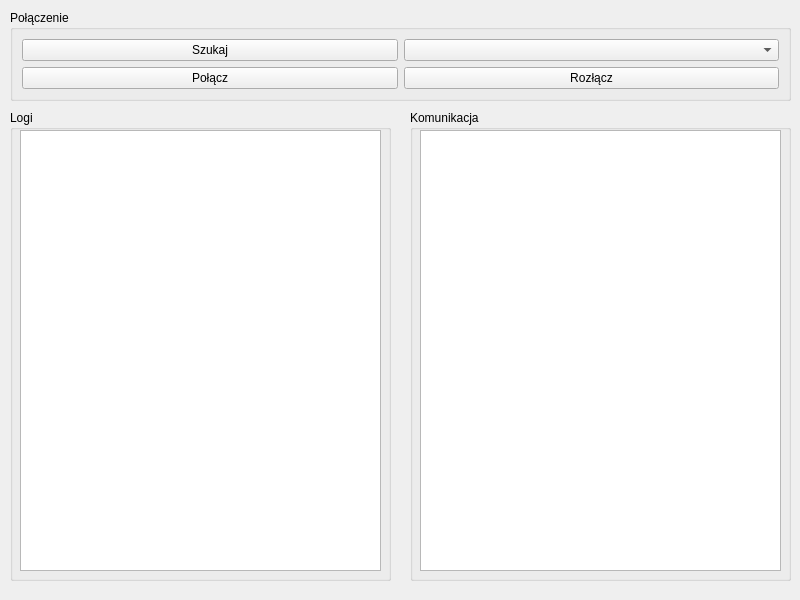
This is mainwindow.ui in MichalDolharz/Ambient-Sensors-Platform as Qt 5 draws it before an edit. The edited form follows.
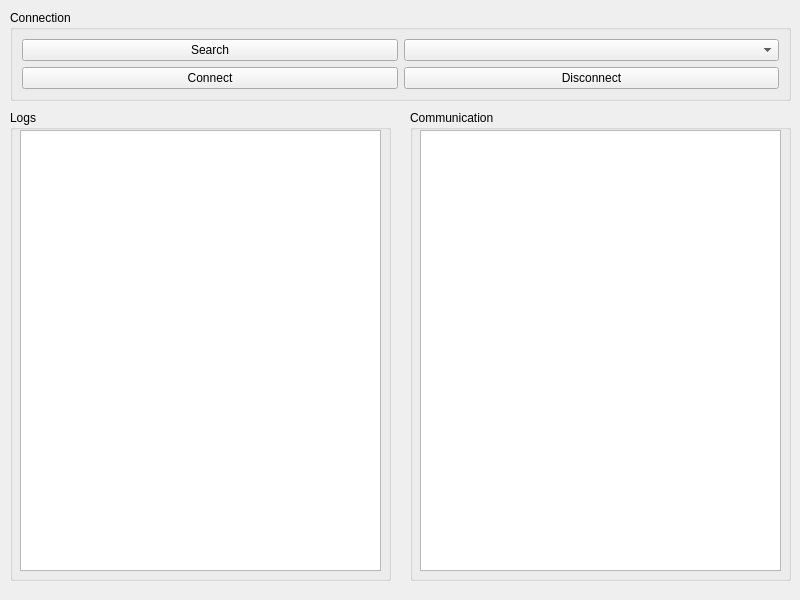
This is the edited form.

What changed in the file:
```diff
--- a/mainwindow.ui
+++ b/mainwindow.ui
@@ -24,7 +24,7 @@
      </rect>
     </property>
     <property name="title">
-     <string>Połączenie</string>
+     <string>Connection</string>
     </property>
     <layout class="QGridLayout" name="gridLayout">
      <item row="0" column="1">
@@ -33,21 +33,21 @@
      <item row="1" column="0">
       <widget class="QPushButton" name="pushButtonConnect">
        <property name="text">
-        <string>Połącz</string>
+        <string>Connect</string>
        </property>
       </widget>
      </item>
      <item row="1" column="1">
       <widget class="QPushButton" name="pushButtonClose">
        <property name="text">
-        <string>Rozłącz</string>
+        <string>Disconnect</string>
        </property>
       </widget>
      </item>
      <item row="0" column="0">
       <widget class="QPushButton" name="pushButtonSearch">
        <property name="text">
-        <string>Szukaj</string>
+        <string>Search</string>
        </property>
       </widget>
      </item>
@@ -63,7 +63,7 @@
      </rect>
     </property>
     <property name="title">
-     <string>Komunikacja</string>
+     <string>Communication</string>
     </property>
     <widget class="QTextEdit" name="textEditCommunication">
      <property name="geometry">
@@ -86,7 +86,7 @@
      </rect>
     </property>
     <property name="title">
-     <string>Logi</string>
+     <string>Logs</string>
     </property>
     <widget class="QTextEdit" name="textEditLogs">
      <property name="geometry">
```
